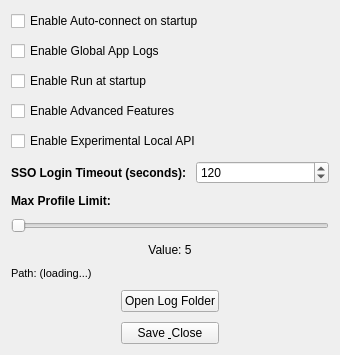
Arean82/Tailscale-Headscale-Client, file pygui/dialogs/settings.ui: the form before one commit.
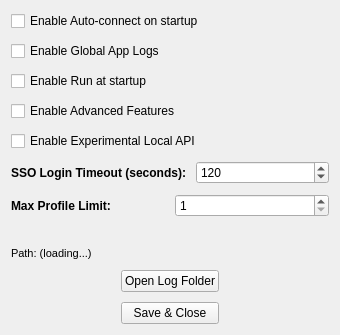
The form after the commit.

Commit message: feat: implement settings dialog and UI for configuration management

Diff of the .ui file:
```diff
--- a/pygui/dialogs/settings.ui
+++ b/pygui/dialogs/settings.ui
@@ -87,18 +87,7 @@
       </layout>
      </item>
      <item>
-      <spacer name="verticalSpacer">
-       <property name="orientation">
-        <enum>Qt::Orientation::Vertical</enum>
-       </property>
-       <property name="sizeHint" stdset="0">
-        <size>
-         <width>20</width>
-         <height>10</height>
-        </size>
-       </property>
-      </spacer>
-     </item>
+      <layout class="QHBoxLayout" name="horizontalLayout">
      <item>
       <widget class="QLabel" name="labelMaxTabs">
        <property name="font">
@@ -112,27 +101,29 @@
       </widget>
      </item>
      <item>
-      <widget class="QSlider" name="sliderMaxTabs">
+        <widget class="QSpinBox" name="spinMaxTabs">
        <property name="minimum">
         <number>1</number>
        </property>
        <property name="maximum">
-        <number>10</number>
-       </property>
-       <property name="orientation">
-        <enum>Qt::Orientation::Horizontal</enum>
-       </property>
-      </widget>
+          <number>1000</number>
+         </property>
+        </widget>
+       </item>
+      </layout>
      </item>
      <item>
-      <widget class="QLabel" name="labelMaxTabsValue">
-       <property name="text">
-        <string>Value: 5</string>
+      <spacer name="verticalSpacer">
+       <property name="orientation">
+        <enum>Qt::Orientation::Vertical</enum>
        </property>
-       <property name="alignment">
-        <set>Qt::AlignmentFlag::AlignCenter</set>
+       <property name="sizeHint" stdset="0">
+        <size>
+         <width>20</width>
+         <height>10</height>
+        </size>
        </property>
-      </widget>
+      </spacer>
      </item>
      <item>
       <widget class="QLabel" name="labelLogPath">
@@ -187,7 +178,7 @@
        <item row="1" column="2">
         <widget class="QPushButton" name="btnClose">
          <property name="text">
-          <string>Save &amp; Close</string>
+          <string>Save &amp;&amp; Close</string>
          </property>
         </widget>
        </item>
```
Lines whose indentation alone changed are shown as unchanged. The commit also changes 1 other file.
